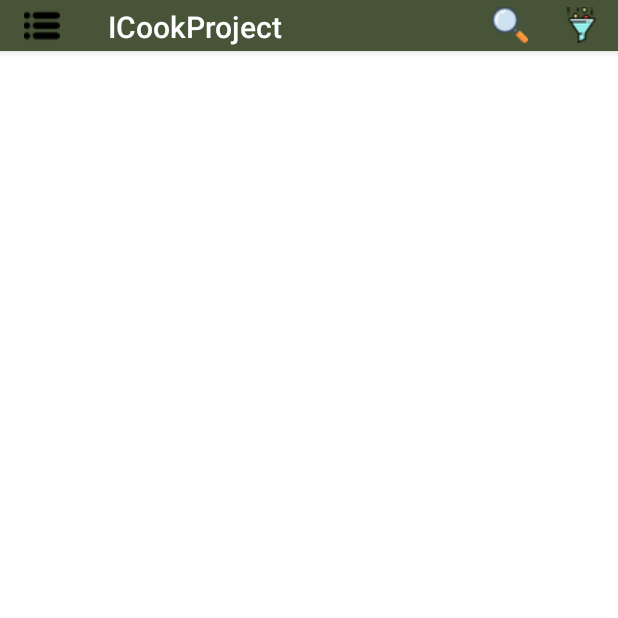
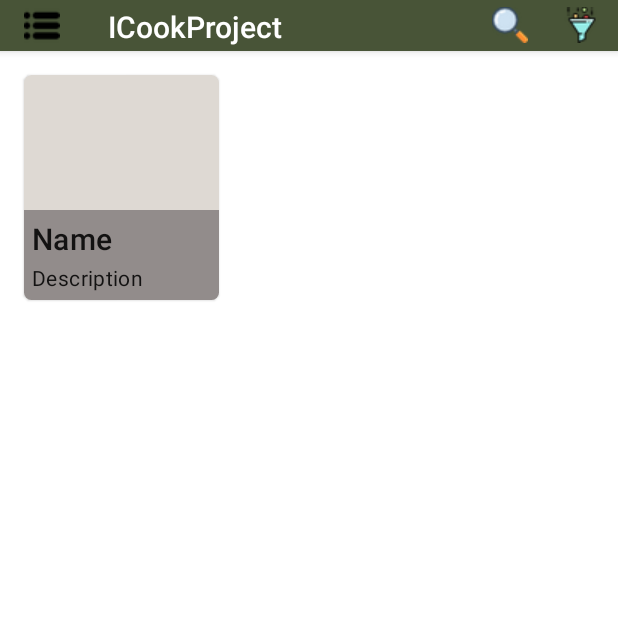
Before and after one commit to weedman-2000/IcookProyect_, an Android app: the fragment FoodEntryFragment placed in its activity, on a phone screen of 412 x 824 dp, the top half of it. Run offline under Robolectric (Android 15) with nearby library versions, the phone set to English and light mode, and no system bars.

Commit message:
Agrego CardView
Ga

```diff
--- a/app/src/main/res/layout/food_entry_fragment.xml
+++ b/app/src/main/res/layout/food_entry_fragment.xml
@@ -32,6 +32,46 @@
 
     </com.google.android.material.appbar.AppBarLayout>
 
+    <com.google.android.material.card.MaterialCardView
+        android:layout_width="130dp"
+        android:layout_height="150dp"
+        android:layout_marginBottom="16dp"
+        android:layout_marginLeft="16dp"
+        android:layout_marginRight="16dp"
+        android:layout_marginTop="50dp"
 
+        app:cardBackgroundColor="@color/lightGrayishOrange"
+        app:cardCornerRadius="5dp"
+
+        >
+
+        <LinearLayout
+            android:layout_width="match_parent"
+            android:layout_height="wrap_content"
+            android:layout_gravity="bottom"
+            android:background="@color/lightGrayishRed"
+            android:orientation="vertical"
+            android:padding="4dp"
+
+            >
+            <TextView
+                android:layout_width="match_parent"
+                android:layout_height="wrap_content"
+                android:padding="1dp"
+                android:text="@string/meal_name"
+                android:textAppearance="@style/TextAppearance.MaterialComponents.Headline6"
+
+                />
+            <TextView
+                android:layout_width="match_parent"
+                android:layout_height="wrap_content"
+                android:padding="1dp"
+                android:text="@string/meal_description"
+                android:textAppearance="@style/TextAppearance.MaterialComponents.Body2"
+
+                />
+        </LinearLayout>
+
+    </com.google.android.material.card.MaterialCardView>
 
 </FrameLayout>
--- a/app/src/main/res/values/colors.xml
+++ b/app/src/main/res/values/colors.xml
@@ -11,6 +11,9 @@
 
     <color name="ToolbarBackgroundColor">#485437</color>
     <color name="LoginBackgroundColor">#ded9d3</color>
+    <color name="lightGrayishOrange">#ded9d3</color>
     <color name="TextTitleColor">#5e473f</color>
+    <color name="lightGrayishRed">#928C8B</color>
+
 
 </resources>
--- a/app/src/main/res/values/strings.xml
+++ b/app/src/main/res/values/strings.xml
@@ -6,5 +6,8 @@
     <string name="app_ButtonTextLog">LOG IN</string>
     <string name="app_ContentDescription">Logo</string>
     <string name="error_password">Enter at least 6 characters !</string>
+    <string name="meal_name">Name</string>
+    <string name="meal_description">Description</string>
+
 
 </resources>
```
